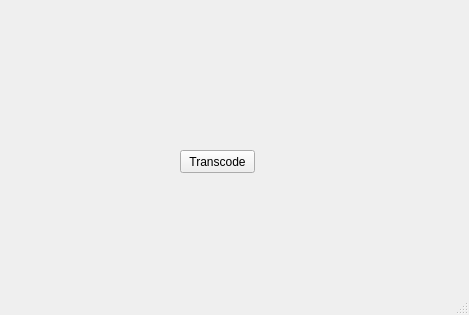
Qt form mainwindow.ui (btnkij/qsv2flv) before a commit.
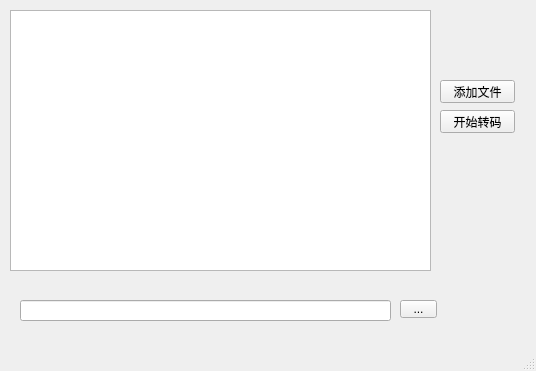
The same form after that commit.

What changed in the file:
```diff
--- a/mainwindow.ui
+++ b/mainwindow.ui
@@ -6,8 +6,8 @@
    <rect>
     <x>0</x>
     <y>0</y>
-    <width>469</width>
-    <height>315</height>
+    <width>536</width>
+    <height>371</height>
    </rect>
   </property>
   <property name="windowTitle">
@@ -17,16 +17,83 @@
    <widget class="QPushButton" name="pushButton">
     <property name="geometry">
      <rect>
-      <x>180</x>
-      <y>150</y>
+      <x>440</x>
+      <y>110</y>
       <width>75</width>
       <height>23</height>
      </rect>
     </property>
     <property name="text">
-     <string>Transcode</string>
+     <string>开始转码</string>
     </property>
    </widget>
+   <widget class="QLineEdit" name="txtOutputPath">
+    <property name="geometry">
+     <rect>
+      <x>20</x>
+      <y>300</y>
+      <width>371</width>
+      <height>21</height>
+     </rect>
+    </property>
+   </widget>
+   <widget class="QToolButton" name="btnSelectOutputPath">
+    <property name="geometry">
+     <rect>
+      <x>400</x>
+      <y>300</y>
+      <width>37</width>
+      <height>18</height>
+     </rect>
+    </property>
+    <property name="contextMenuPolicy">
+     <enum>Qt::NoContextMenu</enum>
+    </property>
+    <property name="text">
+     <string>...</string>
+    </property>
+   </widget>
+   <widget class="QPushButton" name="btnAppendFiles">
+    <property name="geometry">
+     <rect>
+      <x>440</x>
+      <y>80</y>
+      <width>75</width>
+      <height>23</height>
+     </rect>
+    </property>
+    <property name="text">
+     <string>添加文件</string>
+    </property>
+   </widget>
+   <widget class="QTableView" name="tbvInputList">
+    <property name="geometry">
+     <rect>
+      <x>10</x>
+      <y>10</y>
+      <width>421</width>
+      <height>261</height>
+     </rect>
+    </property>
+    <property name="contextMenuPolicy">
+     <enum>Qt::NoContextMenu</enum>
+    </property>
+    <property name="editTriggers">
+     <set>QAbstractItemView::NoEditTriggers</set>
+    </property>
+    <property name="selectionBehavior">
+     <enum>QAbstractItemView::SelectRows</enum>
+    </property>
+    <attribute name="horizontalHeaderHighlightSections">
+     <bool>false</bool>
+    </attribute>
+    <attribute name="verticalHeaderVisible">
+     <bool>false</bool>
+    </attribute>
+    <attribute name="verticalHeaderHighlightSections">
+     <bool>false</bool>
+    </attribute>
+   </widget>
   </widget>
   <widget class="QMenuBar" name="menubar">
    <property name="geometry">
```
Left out of the diff: 2 changed lines with no effect on the pictures.
